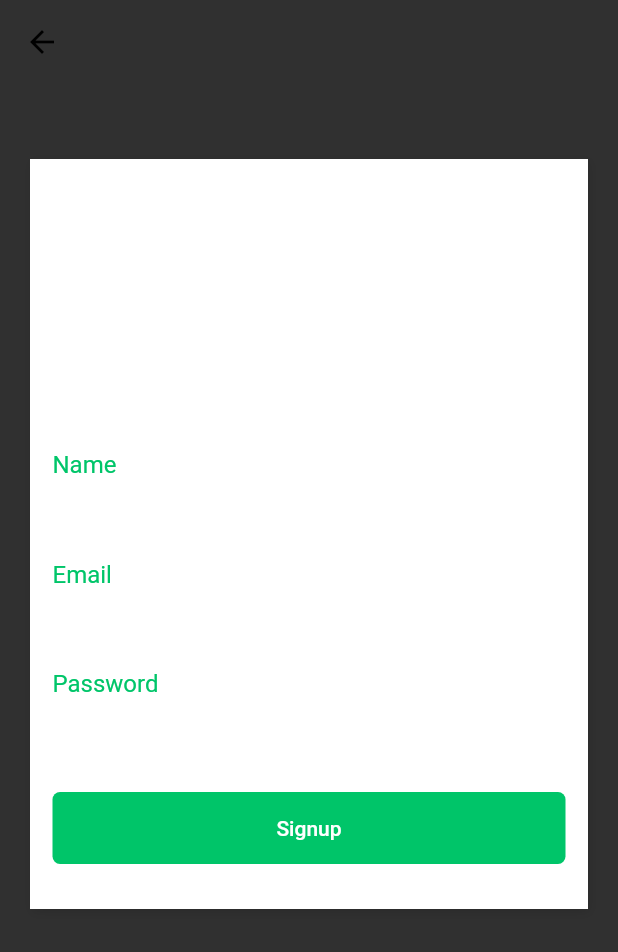
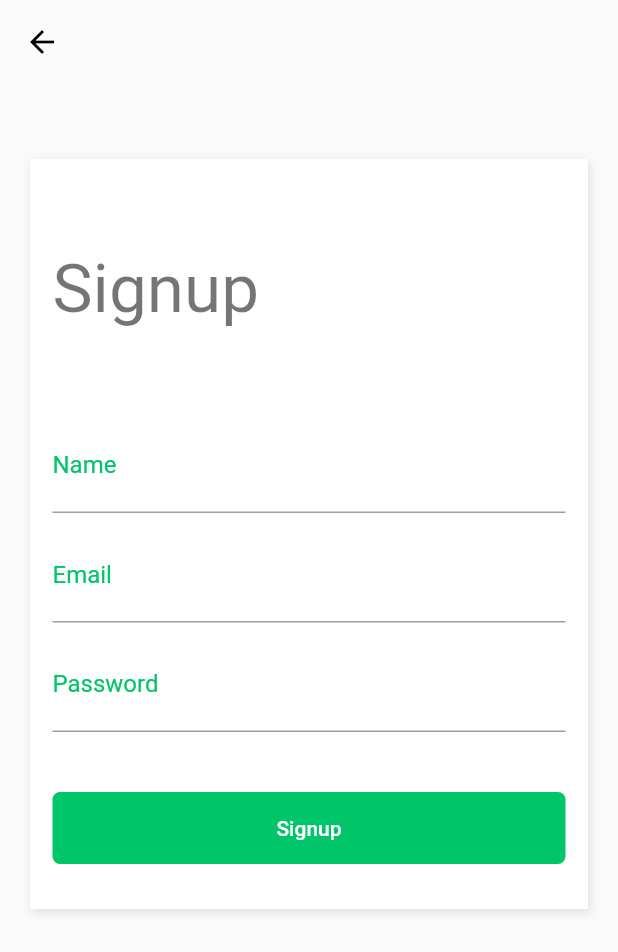
Before and after one commit to cesarbassani/Flutter_layouts, a Flutter app: the screen it shows after launch, item 3 of the bottom bar chosen, after a tap on "Sign Up", on a phone screen of 412 x 824 dp. Shown: the top 952 px of the screen. Run offline on Flutter 3.47's test engine with Material 2 defaults, Android fonts, the phone set to English and light mode, and no system bars.

```diff
--- a/lib/main.dart
+++ b/lib/main.dart
@@ -1,5 +1,6 @@
 import 'package:flutter/material.dart';
 import 'package:shopping/pages/tabs.page.dart';
+import 'package:shopping/themes/dark-yellow.theme.dart';
 import 'package:shopping/themes/dark.theme.dart';
 import 'package:shopping/themes/light.theme.dart';
 
@@ -12,7 +13,7 @@ class MyApp extends StatelessWidget {
     return MaterialApp(
       debugShowCheckedModeBanner: false,
       title: 'Flutter Demo',
-      theme: darkTheme(),
+      theme: lightTheme(),
       home: DefaultTabController(
         length: 3,
         child: TabsPage(),
--- a/lib/pages/signup.page.dart
+++ b/lib/pages/signup.page.dart
@@ -20,7 +20,7 @@ class SignupPage extends StatelessWidget {
             children: <Widget>[
               Container(
                 decoration: BoxDecoration(
-                  color: Colors.white,
+                  color: Theme.of(context).accentColor,
                   boxShadow: [
                     new BoxShadow(
                       color: Colors.black12,
--- a/lib/widgets/category/category-item.widget.dart
+++ b/lib/widgets/category/category-item.widget.dart
@@ -13,7 +13,7 @@ class CategoryItem extends StatelessWidget {
       margin: EdgeInsets.all(10),
       padding: EdgeInsets.all(10),
       decoration: BoxDecoration(
-        color: Colors.white,
+        color: Theme.of(context).accentColor,
         boxShadow: [
           new BoxShadow(
             color: Colors.black12,
--- a/lib/widgets/product/product-card.widget.dart
+++ b/lib/widgets/product/product-card.widget.dart
@@ -76,7 +76,7 @@ class ProductCard extends StatelessWidget {
             style: TextStyle(
               fontSize: 16,
               fontWeight: FontWeight.bold,
-              color: Color(0xFF00C569),
+              color: Theme.of(context).primaryColor,
             ),
           ),
         ],
--- a/lib/widgets/search-box.widget.dart
+++ b/lib/widgets/search-box.widget.dart
@@ -26,14 +26,14 @@ class SearchBox extends StatelessWidget {
                 border: InputBorder.none,
                 labelText: "Search...",
                 labelStyle: TextStyle(
-                  color: Colors.blue,
+                  color: Theme.of(context).primaryColor,
                   fontWeight: FontWeight.w300,
                   fontSize: 16,
                 ),
               ),
               style: TextStyle(
                 fontSize: 20,
-                color: Colors.blue,
+                color: Theme.of(context).primaryColor,
               ),
             ),
           ),
```
Also changed, not shown: lib/themes/dark-yellow.theme.dart (added, +24 -0 lines).
